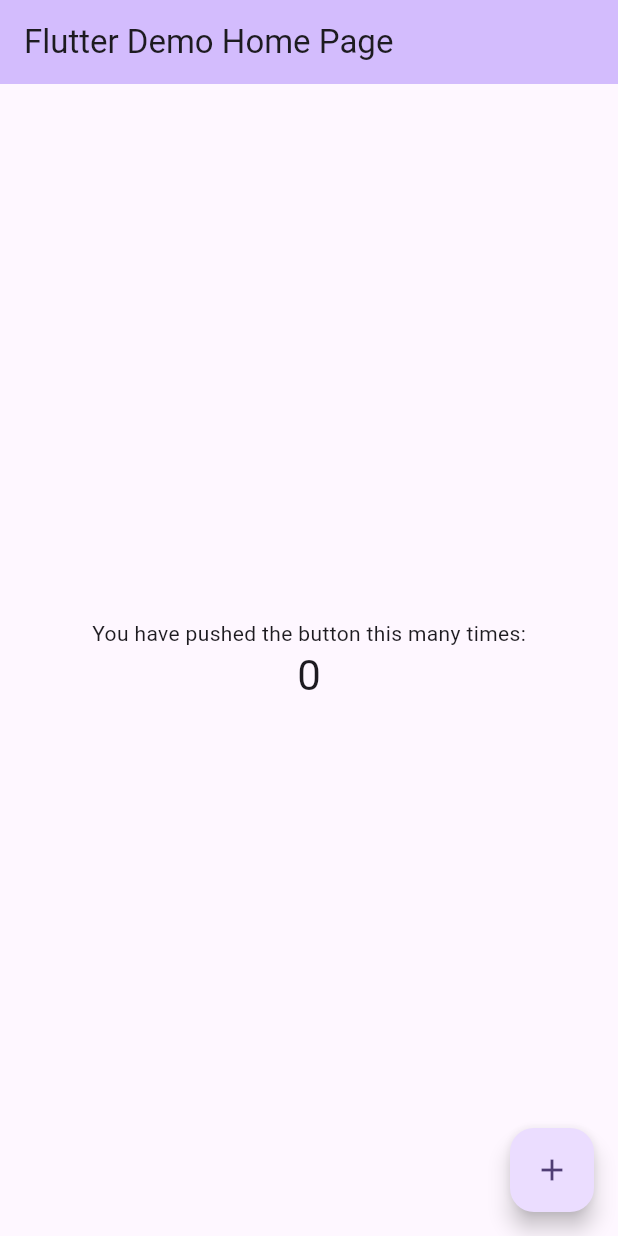
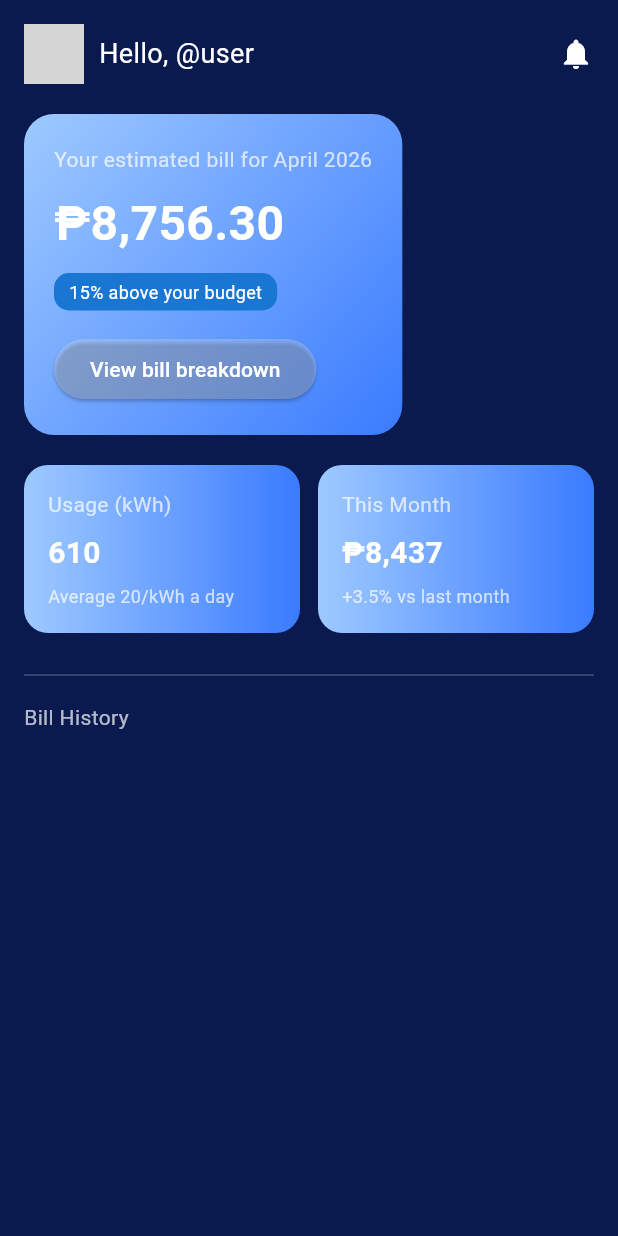
Before and after one commit to Wattdapak/WattwAIs, a Flutter app: the screen it shows after launch, on a phone screen of 412 x 824 dp. Run offline on Flutter 3.47's test engine with Material 3 defaults, Android fonts, the light colour scheme and no system bars; network calls fail; grey boxes are pictures that could not be loaded.

Commit message:
splash screen loading and placeholder dashboard, added app initializer

```diff
--- /dev/null
+++ b/lib/app.dart
@@ -0,0 +1,12 @@
+import 'package:flutter/material.dart';
+import 'screens/loading_screen.dart';
+
+class MyApp extends StatelessWidget {
+  @override
+  Widget build(BuildContext context) {
+    return MaterialApp(
+      title: 'My App',
+      home: LoadingScreen(),
+    );
+  }
+}
--- a/lib/main.dart
+++ b/lib/main.dart
@@ -1,122 +1,7 @@
+// app entry point
 import 'package:flutter/material.dart';
+import 'app.dart';
 
 void main() {
-  runApp(const MyApp());
+  runApp(MyApp());
 }
-
-class MyApp extends StatelessWidget {
-  const MyApp({super.key});
-
-  // This widget is the root of your application.
-  @override
-  Widget build(BuildContext context) {
-    return MaterialApp(
-      title: 'Flutter Demo',
-      theme: ThemeData(
-        // This is the theme of your application.
-        //
-        // TRY THIS: Try running your application with "flutter run". You'll see
-        // the application has a purple toolbar. Then, without quitting the app,
-        // try changing the seedColor in the colorScheme below to Colors.green
-        // and then invoke "hot reload" (save your changes or press the "hot
-        // reload" button in a Flutter-supported IDE, or press "r" if you used
-        // the command line to start the app).
-        //
-        // Notice that the counter didn't reset back to zero; the application
-        // state is not lost during the reload. To reset the state, use hot
-        // restart instead.
-        //
-        // This works for code too, not just values: Most code changes can be
-        // tested with just a hot reload.
-        colorScheme: .fromSeed(seedColor: Colors.deepPurple),
-      ),
-      home: const MyHomePage(title: 'Flutter Demo Home Page'),
-    );
-  }
-}
-
-class MyHomePage extends StatefulWidget {
-  const MyHomePage({super.key, required this.title});
-
-  // This widget is the home page of your application. It is stateful, meaning
-  // that it has a State object (defined below) that contains fields that affect
-  // how it looks.
-
-  // This class is the configuration for the state. It holds the values (in this
-  // case the title) provided by the parent (in this case the App widget) and
-  // used by the build method of the State. Fields in a Widget subclass are
-  // always marked "final".
-
-  final String title;
-
-  @override
-  State<MyHomePage> createState() => _MyHomePageState();
-}
-
-class _MyHomePageState extends State<MyHomePage> {
-  int _counter = 0;
-
-  void _incrementCounter() {
-    setState(() {
-      // This call to setState tells the Flutter framework that something has
-      // changed in this State, which causes it to rerun the build method below
-      // so that the display can reflect the updated values. If we changed
-      // _counter without calling setState(), then the build method would not be
-      // called again, and so nothing would appear to happen.
-      _counter++;
-    });
-  }
-
-  @override
-  Widget build(BuildContext context) {
-    // This method is rerun every time setState is called, for instance as done
-    // by the _incrementCounter method above.
-    //
-    // The Flutter framework has been optimized to make rerunning build methods
-    // fast, so that you can just rebuild anything that needs updating rather
-    // than having to individually change instances of widgets.
-    return Scaffold(
-      appBar: AppBar(
-        // TRY THIS: Try changing the color here to a specific color (to
-        // Colors.amber, perhaps?) and trigger a hot reload to see the AppBar
-        // change color while the other colors stay the same.
-        backgroundColor: Theme.of(context).colorScheme.inversePrimary,
-        // Here we take the value from the MyHomePage object that was created by
-        // the App.build method, and use it to set our appbar title.
-        title: Text(widget.title),
-      ),
-      body: Center(
-        // Center is a layout widget. It takes a single child and positions it
-        // in the middle of the parent.
-        child: Column(
-          // Column is also a layout widget. It takes a list of children and
-          // arranges them vertically. By default, it sizes itself to fit its
-          // children horizontally, and tries to be as tall as its parent.
-          //
-          // Column has various properties to control how it sizes itself and
-          // how it positions its children. Here we use mainAxisAlignment to
-          // center the children vertically; the main axis here is the vertical
-          // axis because Columns are vertical (the cross axis would be
-          // horizontal).
-          //
-          // TRY THIS: Invoke "debug painting" (choose the "Toggle Debug Paint"
-          // action in the IDE, or press "p" in the console), to see the
-          // wireframe for each widget.
-          mainAxisAlignment: .center,
-          children: [
-            const Text('You have pushed the button this many times:'),
-            Text(
-              '$_counter',
-              style: Theme.of(context).textTheme.headlineMedium,
-            ),
-          ],
-        ),
-      ),
-      floatingActionButton: FloatingActionButton(
-        onPressed: _incrementCounter,
-        tooltip: 'Increment',
-        child: const Icon(Icons.add),
-      ),
-    );
-  }
-}
--- /dev/null
+++ b/lib/screens/dashboard.dart
@@ -0,0 +1,194 @@
+import 'package:flutter/material.dart';
+
+class Dashboard extends StatelessWidget {
+  @override
+  Widget build(BuildContext context) {
+    return Scaffold(
+      backgroundColor: Color(0xFF0A1A4F), // dark blue background
+      body: SafeArea(
+        child: SingleChildScrollView(
+          padding: EdgeInsets.all(16),
+          child: Column(
+            crossAxisAlignment: CrossAxisAlignment.start,
+            children: [
+              HeaderSection(),
+              SizedBox(height: 20),
+              BillCard(),
+              SizedBox(height: 20),
+              StatsRow(),
+              SizedBox(height: 20),
+              Divider(color: Colors.white24),
+              SizedBox(height: 10),
+              Text(
+                "Bill History",
+                style: TextStyle(color: Colors.white70),
+              ),
+            ],
+          ),
+        ),
+      ),
+    );
+  }
+}
+
+// header
+class HeaderSection extends StatelessWidget {
+  @override
+  Widget build(BuildContext context) {
+    return Row(
+      children: [
+        CircleAvatar(
+          radius: 20,
+          backgroundImage: NetworkImage(
+            'https://i.pravatar.cc/150?img=3',
+          ),
+        ),
+        SizedBox(width: 10),
+        Expanded(
+          child: Text(
+            "Hello, @user",
+            style: TextStyle(
+              color: Colors.white,
+              fontSize: 18,
+            ),
+          ),
+        ),
+        Icon(Icons.notifications, color: Colors.white),
+      ],
+    );
+  }
+}
+
+// main bill card
+class BillCard extends StatelessWidget {
+  @override
+  Widget build(BuildContext context) {
+    return Container(
+      padding: EdgeInsets.all(20),
+      decoration: BoxDecoration(
+        borderRadius: BorderRadius.circular(20),
+        gradient: LinearGradient(
+          colors: [
+            Color(0xFF9EC9FF),
+            Color(0xFF3A7BFF),
+          ],
+          begin: Alignment.topLeft,
+          end: Alignment.bottomRight,
+        ),
+      ),
+      child: Column(
+        crossAxisAlignment: CrossAxisAlignment.start,
+        children: [
+          Text(
+            "Your estimated bill for April 2026",
+            style: TextStyle(color: Colors.white70),
+          ),
+          SizedBox(height: 10),
+          Text(
+            "₱8,756.30",
+            style: TextStyle(
+              fontSize: 32,
+              fontWeight: FontWeight.bold,
+              color: Colors.white,
+            ),
+          ),
+          SizedBox(height: 10),
+          Container(
+            padding: EdgeInsets.symmetric(horizontal: 10, vertical: 4),
+            decoration: BoxDecoration(
+              color: Colors.blue.shade700,
+              borderRadius: BorderRadius.circular(10),
+            ),
+            child: Text(
+              "15% above your budget",
+              style: TextStyle(color: Colors.white, fontSize: 12),
+            ),
+          ),
+          SizedBox(height: 15),
+          ElevatedButton(
+            style: ElevatedButton.styleFrom(
+              backgroundColor: Colors.white24,
+              foregroundColor: Colors.white,
+              shape: RoundedRectangleBorder(
+                borderRadius: BorderRadius.circular(20),
+              ),
+            ),
+            onPressed: () {},
+            child: Text("View bill breakdown"),
+          ),
+        ],
+      ),
+    );
+  }
+}
+
+// stats row
+class StatsRow extends StatelessWidget {
+  @override
+  Widget build(BuildContext context) {
+    return Row(
+      children: [
+        Expanded(child: StatCard(
+          title: "Usage (kWh)",
+          value: "610",
+          subtitle: "Average 20/kWh a day",
+        )),
+        SizedBox(width: 12),
+        Expanded(child: StatCard(
+          title: "This Month",
+          value: "₱8,437",
+          subtitle: "+3.5% vs last month",
+        )),
+      ],
+    );
+  }
+}
+
+// reusable stat card widget
+class StatCard extends StatelessWidget {
+  final String title;
+  final String value;
+  final String subtitle;
+
+  const StatCard({
+    required this.title,
+    required this.value,
+    required this.subtitle,
+  });
+
+  @override
+  Widget build(BuildContext context) {
+    return Container(
+      padding: EdgeInsets.all(16),
+      decoration: BoxDecoration(
+        borderRadius: BorderRadius.circular(16),
+        gradient: LinearGradient(
+          colors: [
+            Color(0xFF9EC9FF),
+            Color(0xFF3A7BFF),
+          ],
+        ),
+      ),
+      child: Column(
+        crossAxisAlignment: CrossAxisAlignment.start,
+        children: [
+          Text(title, style: TextStyle(color: Colors.white70)),
+          SizedBox(height: 8),
+          Text(
+            value,
+            style: TextStyle(
+              fontSize: 20,
+              color: Colors.white,
+              fontWeight: FontWeight.bold,
+            ),
+          ),
+          SizedBox(height: 6),
+          Text(
+            subtitle,
+            style: TextStyle(fontSize: 12, color: Colors.white70),
+          ),
+        ],
+      ),
+    );
+  }
+}
--- /dev/null
+++ b/lib/screens/loading_screen.dart
@@ -0,0 +1,33 @@
+import 'package:flutter/material.dart';
+import 'dashboard.dart';
+import '../services/app_initializer.dart';
+
+class LoadingScreen extends StatefulWidget {
+  @override
+  _LoadingScreenState createState() => _LoadingScreenState();
+}
+
+class _LoadingScreenState extends State<LoadingScreen> {
+
+  @override
+  void initState() {
+    super.initState();
+    _start();
+  }
+
+  Future<void> _start() async {
+    await AppInitializer.initialize();
+
+    Navigator.pushReplacement(
+      context,
+      MaterialPageRoute(builder: (_) => Dashboard()),
+    );
+  }
+
+  @override
+  Widget build(BuildContext context) {
+    return Scaffold(
+      body: Center(child: CircularProgressIndicator()),
+    );
+  }
+}
--- /dev/null
+++ b/lib/services/app_initializer.dart
@@ -0,0 +1,9 @@
+class AppInitializer {
+  static Future<void> initialize() async {
+    await Future.delayed(Duration(seconds: 2));
+
+    // Example:
+    // await Firebase.initializeApp();
+    // await loadUserData();
+  }
+}
```
Also changed, not shown: 1 other file.
